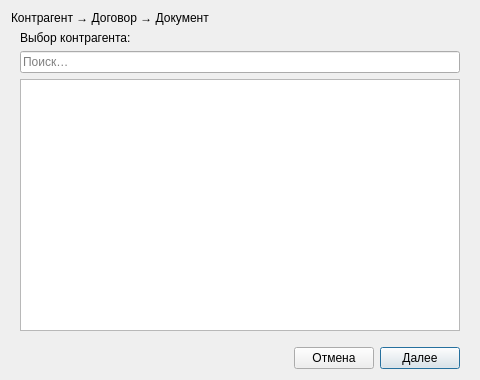
Above: designer/ui/contractordialog.ui from Aleee/FinanceCalender before the change. Below: the same form after it.
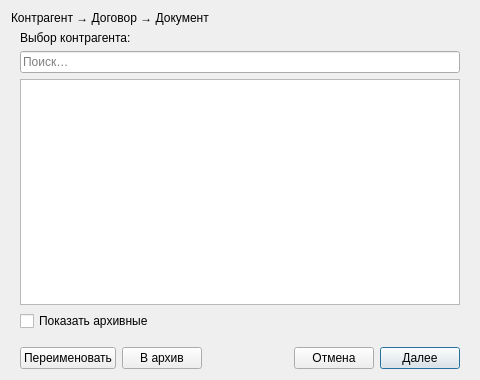
That is the form after the change.

Commit message: feat: contracts and contractors can now be renamed and archived

```diff
--- a/designer/ui/contractordialog.ui
+++ b/designer/ui/contractordialog.ui
@@ -50,7 +50,14 @@
          </property>
         </widget>
        </item>
-       <item row="3" column="0">
+              <item row="3" column="0">
+        <widget class="QCheckBox" name="chb_show_archived">
+         <property name="text">
+          <string>Показать архивные</string>
+         </property>
+        </widget>
+       </item>
+       <item row="4" column="0">
         <spacer name="verticalSpacer_2">
          <property name="orientation">
           <enum>Qt::Orientation::Vertical</enum>
@@ -79,8 +86,28 @@
        <item row="2" column="0">
         <widget class="QListWidget" name="lw_contractor"/>
        </item>
-       <item row="4" column="0">
+       <item row="5" column="0">
         <layout class="QHBoxLayout" name="horizontalLayout">
+         <item>
+          <widget class="QPushButton" name="pb_rename_contractor">
+           <property name="text">
+            <string>Переименовать</string>
+           </property>
+           <property name="autoDefault">
+            <bool>false</bool>
+           </property>
+          </widget>
+         </item>
+         <item>
+          <widget class="QPushButton" name="pb_archive_contractor">
+           <property name="text">
+            <string>В архив</string>
+           </property>
+           <property name="autoDefault">
+            <bool>false</bool>
+           </property>
+          </widget>
+         </item>
          <item>
           <spacer name="horizontalSpacer">
            <property name="orientation">
```
Left out of the diff: 37 changed lines with no effect on the pictures. The commit also changes 11 other files.
